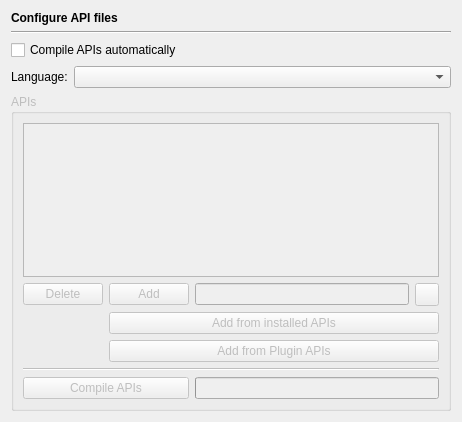
Above: Preferences/ConfigurationPages/EditorAPIsPage.ui from testmana2/test before the change. Below: the same form after it.
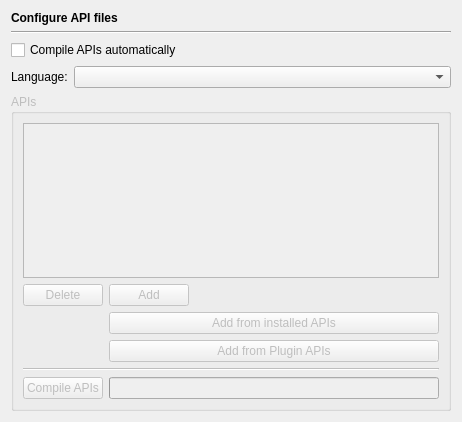
That is the form after the change. Custom widgets are drawn as their Qt base class.

Commit message: Changed the Python2 debugger and Editor APIs pages to use the path picker.

```diff
--- a/Preferences/ConfigurationPages/EditorAPIsPage.ui
+++ b/Preferences/ConfigurationPages/EditorAPIsPage.ui
@@ -79,8 +79,8 @@
      <property name="title">
       <string>APIs</string>
      </property>
-     <layout class="QGridLayout">
-      <item row="0" column="0" colspan="4">
+     <layout class="QGridLayout" name="gridLayout">
+      <item row="0" column="0" colspan="3">
        <widget class="QListWidget" name="apiList">
         <property name="toolTip">
          <string>List of API files</string>
@@ -111,13 +111,19 @@
        </widget>
       </item>
       <item row="1" column="2">
-       <widget class="QLineEdit" name="apiFileEdit">
-        <property name="toolTip">
-         <string>Enter a file to be added</string>
+       <widget class="E5PathPicker" name="apiFilePicker" native="true">
+        <property name="sizePolicy">
+         <sizepolicy hsizetype="Expanding" vsizetype="Preferred">
+          <horstretch>0</horstretch>
+          <verstretch>0</verstretch>
+         </sizepolicy>
+        </property>
+        <property name="focusPolicy">
+         <enum>Qt::StrongFocus</enum>
         </property>
        </widget>
       </item>
-      <item row="2" column="1" colspan="3">
+      <item row="2" column="1" colspan="2">
        <widget class="QPushButton" name="addInstalledApiFileButton">
         <property name="toolTip">
          <string>Press to select an API file from the list of installed API files</string>
@@ -127,7 +133,7 @@
         </property>
        </widget>
       </item>
-      <item row="3" column="1" colspan="3">
+      <item row="3" column="1" colspan="2">
        <widget class="QPushButton" name="addPluginApiFileButton">
         <property name="toolTip">
          <string>Press to select an API file from the list of API files installed by plugins</string>
@@ -137,14 +143,14 @@
         </property>
        </widget>
       </item>
-      <item row="4" column="0" colspan="4">
+      <item row="4" column="0" colspan="3">
        <widget class="Line" name="line">
         <property name="orientation">
          <enum>Qt::Horizontal</enum>
         </property>
        </widget>
       </item>
-      <item row="5" column="0" colspan="2">
+      <item row="5" column="0">
        <widget class="QPushButton" name="prepareApiButton">
         <property name="toolTip">
          <string>Press to compile the selected APIs definition</string>
@@ -154,7 +160,7 @@
         </property>
        </widget>
       </item>
-      <item row="5" column="2" colspan="2">
+      <item row="5" column="1" colspan="2">
        <widget class="QProgressBar" name="prepareApiProgressBar">
         <property name="value">
          <number>0</number>
@@ -167,18 +173,19 @@
         </property>
        </widget>
       </item>
-      <item row="1" column="3">
-       <widget class="QToolButton" name="apiFileButton">
-        <property name="toolTip">
-         <string>Press to select an API file via a selection dialog</string>
-        </property>
-       </widget>
-      </item>
      </layout>
     </widget>
    </item>
   </layout>
  </widget>
+ <customwidgets>
+  <customwidget>
+   <class>E5PathPicker</class>
+   <extends>QWidget</extends>
+   <header>E5Gui/E5PathPicker.h</header>
+   <container>1</container>
+  </customwidget>
+ </customwidgets>
  <tabstops>
   <tabstop>apiAutoPrepareCheckBox</tabstop>
   <tabstop>apiLanguageComboBox</tabstop>
```
Left out of the diff: 3 changed lines with no effect on the pictures. The commit also changes 18 other files.
